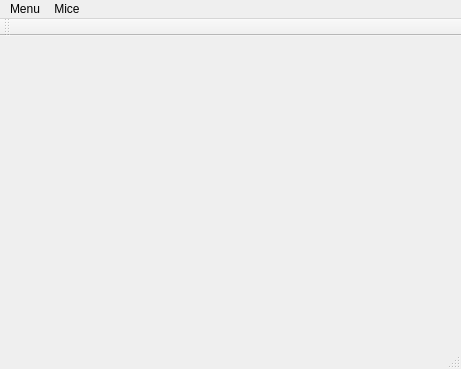
Qt form gamewindow.ui (SixPairsOfFeet/old_mmgame) before a commit.
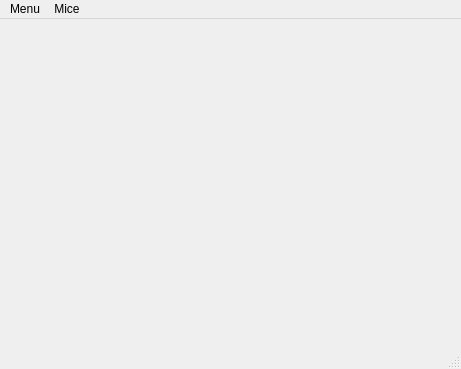
The same form after that commit.

```diff
--- a/gamewindow.ui
+++ b/gamewindow.ui
@@ -42,14 +42,6 @@
    <addaction name="menuMenu"/>
    <addaction name="menuMice"/>
   </widget>
-  <widget class="QToolBar" name="mainToolBar">
-   <attribute name="toolBarArea">
-    <enum>TopToolBarArea</enum>
-   </attribute>
-   <attribute name="toolBarBreak">
-    <bool>false</bool>
-   </attribute>
-  </widget>
   <widget class="QStatusBar" name="statusBar"/>
   <action name="actionSettings">
    <property name="text">
```
